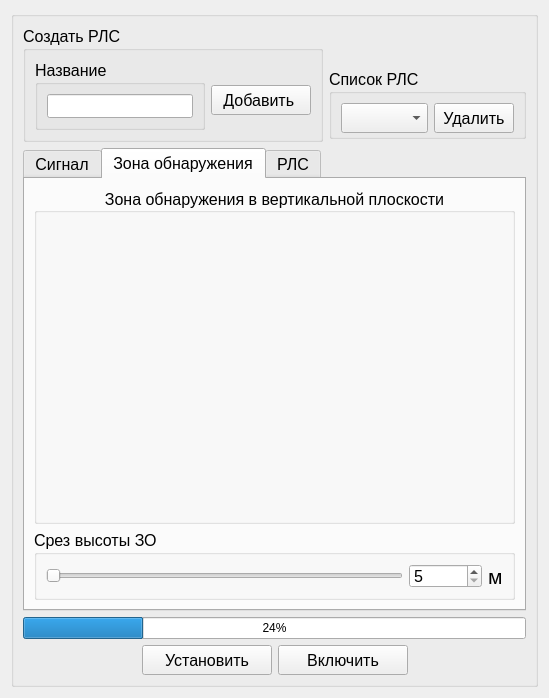
Qt form src/Application/GUI/UI/optrlswindow.ui (Nisitka/air-trail-generator) before a commit.
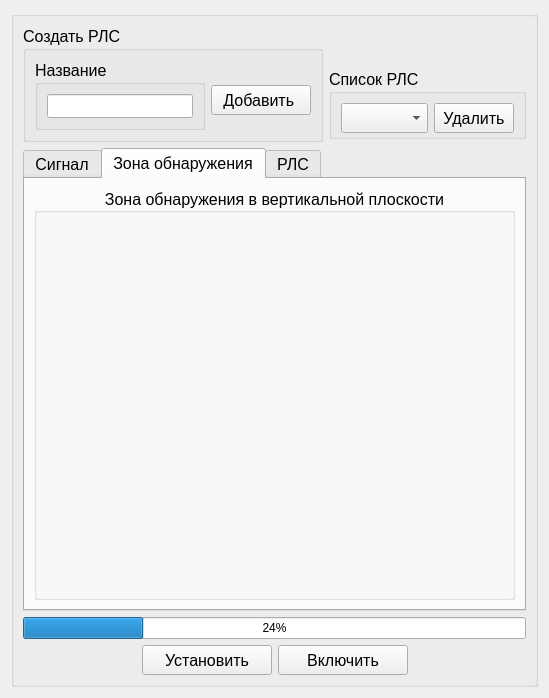
The same form after that commit.

Diff of the .ui file:
```diff
--- a/src/Application/GUI/UI/optrlswindow.ui
+++ b/src/Application/GUI/UI/optrlswindow.ui
@@ -553,77 +553,6 @@
             </layout>
            </widget>
           </item>
-          <item>
-           <widget class="QGroupBox" name="HRLSgroupBox">
-            <property name="maximumSize">
-             <size>
-              <width>16777215</width>
-              <height>70</height>
-             </size>
-            </property>
-            <property name="font">
-             <font>
-              <pointsize>12</pointsize>
-             </font>
-            </property>
-            <property name="title">
-             <string>Срез высоты ЗО</string>
-            </property>
-            <layout class="QVBoxLayout" name="verticalLayout_5">
-             <item>
-              <layout class="QHBoxLayout" name="horizontalLayout_13">
-               <item>
-                <widget class="QSlider" name="hZDSlider">
-                 <property name="maximumSize">
-                  <size>
-                   <width>16777215</width>
-                   <height>25</height>
-                  </size>
-                 </property>
-                 <property name="orientation">
-                  <enum>Qt::Horizontal</enum>
-                 </property>
-                </widget>
-               </item>
-               <item>
-                <widget class="QSpinBox" name="hZDspinBox">
-                 <property name="maximumSize">
-                  <size>
-                   <width>16777215</width>
-                   <height>25</height>
-                  </size>
-                 </property>
-                 <property name="minimum">
-                  <number>5</number>
-                 </property>
-                 <property name="maximum">
-                  <number>10000</number>
-                 </property>
-                </widget>
-               </item>
-               <item>
-                <widget class="QLabel" name="mLabel_4">
-                 <property name="maximumSize">
-                  <size>
-                   <width>16777215</width>
-                   <height>25</height>
-                  </size>
-                 </property>
-                 <property name="font">
-                  <font>
-                   <pointsize>16</pointsize>
-                  </font>
-                 </property>
-                 <property name="text">
-                  <string>м</string>
-                 </property>
-                </widget>
-               </item>
-              </layout>
-             </item>
-            </layout>
-           </widget>
-          </item>
          </layout>
         </widget>
         <widget class="QWidget" name="tab_6">
```
